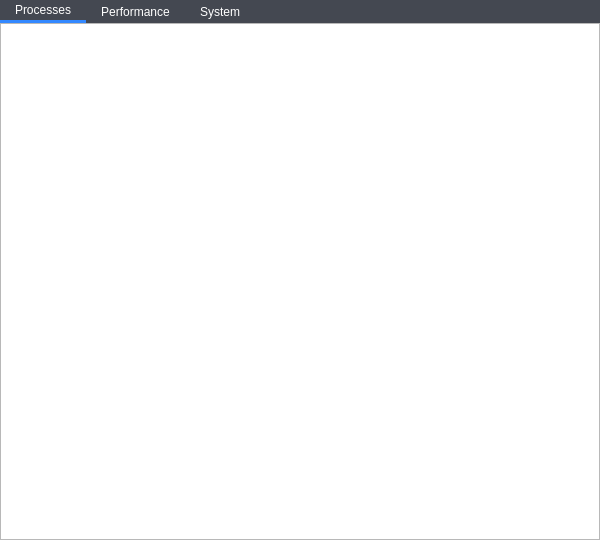
yuxincs/taskmanager, file Mainwindow.ui: the form before one commit.
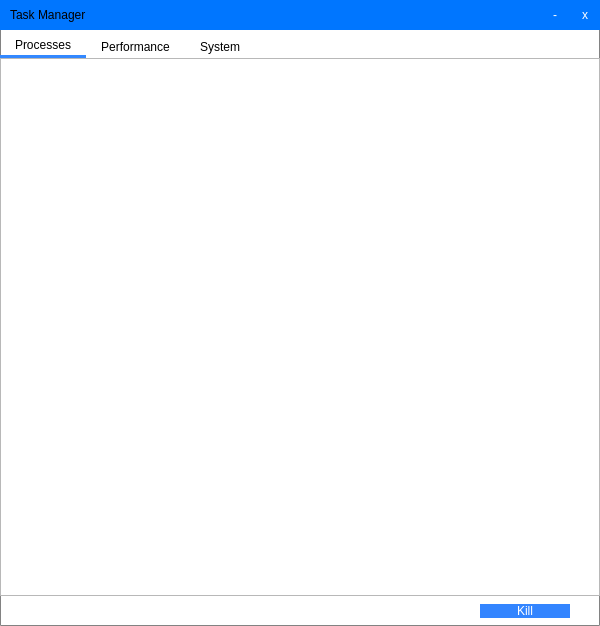
The form after the commit.

The edit to the form file:
```diff
--- a/Mainwindow.ui
+++ b/Mainwindow.ui
@@ -7,12 +7,12 @@
     <x>0</x>
     <y>0</y>
     <width>600</width>
-    <height>540</height>
+    <height>626</height>
    </rect>
   </property>
   <property name="minimumSize">
    <size>
-    <width>600</width>
+    <width>580</width>
     <height>540</height>
    </size>
   </property>
@@ -21,11 +21,13 @@
   </property>
   <property name="styleSheet">
    <string notr="true">QMainWindow{
-	background-color:rgb(68, 72, 81);
+	background-color:white;
+	border-radius:1px;
+	border:1px solid rgb(130, 130, 130);
 }
 
 QTabBar::tab{
-	color:white;
+	color:black;
 	background: transparent;
 	border: none;
 	padding-left: 15px;
@@ -48,6 +50,90 @@
 	border:none;
 }
 
+QTreeView::item:selected{
+	background-color: rgb(205,232,255);
+	color:black;
+}
+
+QTreeView::item:hover:!selected {
+    background-color: rgb(229, 243, 255);
+} 
+
+QTreeView::item{
+	min-height:30px;
+}
+
+QTreeView::branch:selected{
+	background:rgb(205,232,255);
+}
+
+QTreeView::branch:hover:!selected{
+	background:rgb(229, 243, 255);
+}
+
+QHeaderView::section {
+	min-height:50px;
+	border:none;
+	border-right:1px solid qlineargradient(spread:pad, x1:0.484, y1:0.994318, x2:0.489, y2:0.244, stop:0 rgba(165, 165, 165, 255), stop:1 rgba(255, 255, 255, 255));
+	border-bottom:1px solid rgb(189, 189, 189);
+	background-color:white;
+}
+
+QHeaderView::section:hover{
+	background-color:rgb(229, 243, 255);
+}
+
+
+QPushButton{
+ 	background-color:rgb(51,133,255);
+	border:none;
+	color:rgb(255,255,255);
+	font: 16pt &quot;Segoe UI&quot;;
+}
+
+QPushButton:hover{
+	background-color:rgb(49,126,243);
+	border:none
+}
+
+QPushButton:pressed{
+	background-color:rgb(48,117,220);
+	border:none}
+
+QPushButton#minimizeButton{
+	background:transparent;
+	border:none;
+	color:rgb(255,255,255);
+	font: 20pt &quot;Segoe UI&quot;;
+}
+QPushButton#minimizeButton:hover{
+	background-color:rgba(255,255,255,150);
+}
+QPushButton#minimizeButton:pressed{
+	background-color:rgba(255,255,255,120);
+}
+
+QPushButton#closeButton{
+	background:transparent;
+	border:none;
+	color:rgb(255,255,255);
+	font: 20pt &quot;Segoe UI&quot;;
+}
+QPushButton#closeButton:hover{
+	background-color:rgba(255,255,255,150);
+}
+QPushButton#closeButton:pressed{
+	background-color:rgba(255,255,255,120);
+}
+
+QLabel#titleLabel{
+	font:16pt white &quot;Segoe UI&quot; ;
+}
+
+QWidget#titleWidget{
+	background-color:rgb(0, 118, 255);
+}
+
 </string>
   </property>
   <widget class="QWidget" name="centralWidget">
@@ -56,7 +142,7 @@
    </property>
    <layout class="QVBoxLayout" name="verticalLayout">
     <property name="spacing">
-     <number>0</number>
+     <number>5</number>
     </property>
     <property name="leftMargin">
      <number>0</number>
@@ -70,6 +156,75 @@
     <property name="bottomMargin">
      <number>0</number>
     </property>
+    <item>
+     <widget class="QWidget" name="titleWidget" native="true">
+      <property name="minimumSize">
+       <size>
+        <width>0</width>
+        <height>30</height>
+       </size>
+      </property>
+      <property name="maximumSize">
+       <size>
+        <width>16777215</width>
+        <height>30</height>
+       </size>
+      </property>
+      <property name="styleSheet">
+       <string notr="true"/>
+      </property>
+      <layout class="QHBoxLayout" name="horizontalLayout_2" stretch="3,1,1">
+       <property name="spacing">
+        <number>0</number>
+       </property>
+       <property name="leftMargin">
+        <number>10</number>
+       </property>
+       <property name="topMargin">
+        <number>0</number>
+       </property>
+       <property name="rightMargin">
+        <number>0</number>
+       </property>
+       <property name="bottomMargin">
+        <number>0</number>
+       </property>
+       <item>
+        <widget class="QLabel" name="titleLabel">
+         <property name="text">
+          <string>Task Manager</string>
+         </property>
+        </widget>
+       </item>
+       <item>
+        <widget class="QPushButton" name="minimizeButton">
+         <property name="maximumSize">
+          <size>
+           <width>30</width>
+           <height>16777215</height>
+          </size>
+         </property>
+         <property name="text">
+          <string>-</string>
+         </property>
+        </widget>
+       </item>
+       <item>
+        <widget class="QPushButton" name="closeButton">
+         <property name="maximumSize">
+          <size>
+           <width>30</width>
+           <height>16777215</height>
+          </size>
+         </property>
+         <property name="text">
+          <string>x</string>
+         </property>
+        </widget>
+       </item>
+      </layout>
+     </widget>
+    </item>
     <item>
      <widget class="QTabWidget" name="centralTabWidget">
       <property name="styleSheet">
@@ -99,7 +254,35 @@
          <number>0</number>
         </property>
         <item>
-         <widget class="QTableView" name="processesView"/>
+         <widget class="QTreeView" name="processesView"/>
+        </item>
+        <item>
+         <widget class="QWidget" name="killProcessWidget" native="true">
+          <layout class="QHBoxLayout" name="horizontalLayout">
+           <property name="spacing">
+            <number>0</number>
+           </property>
+           <property name="leftMargin">
+            <number>480</number>
+           </property>
+           <property name="topMargin">
+            <number>8</number>
+           </property>
+           <property name="rightMargin">
+            <number>30</number>
+           </property>
+           <property name="bottomMargin">
+            <number>8</number>
+           </property>
+           <item>
+            <widget class="QPushButton" name="killProcessButton">
+             <property name="text">
+              <string>Kill</string>
+             </property>
+            </widget>
+           </item>
+          </layout>
+         </widget>
         </item>
        </layout>
       </widget>
```
